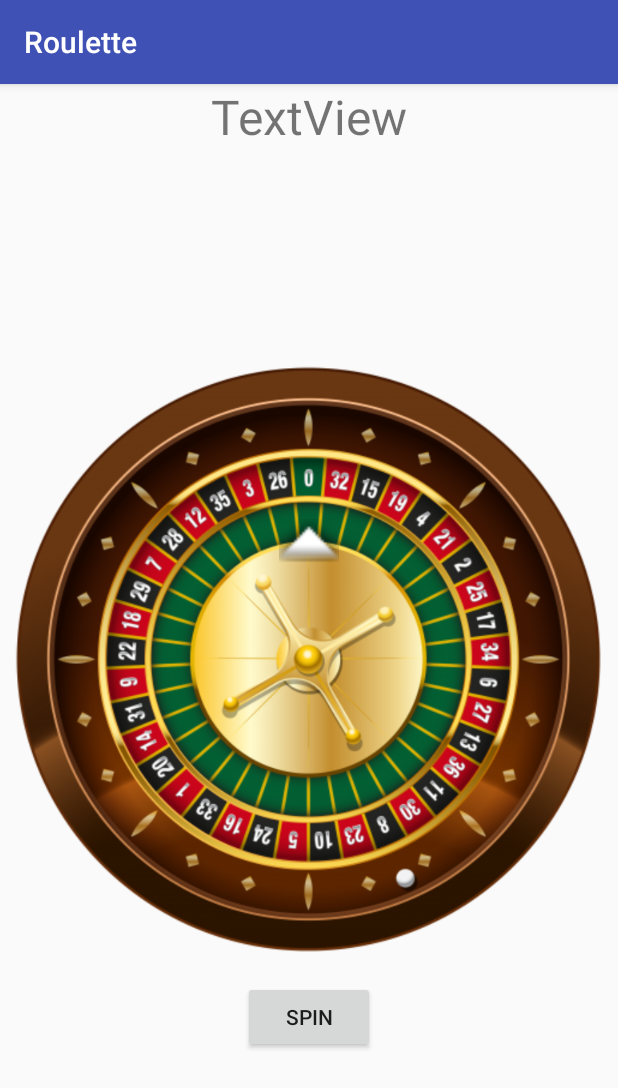
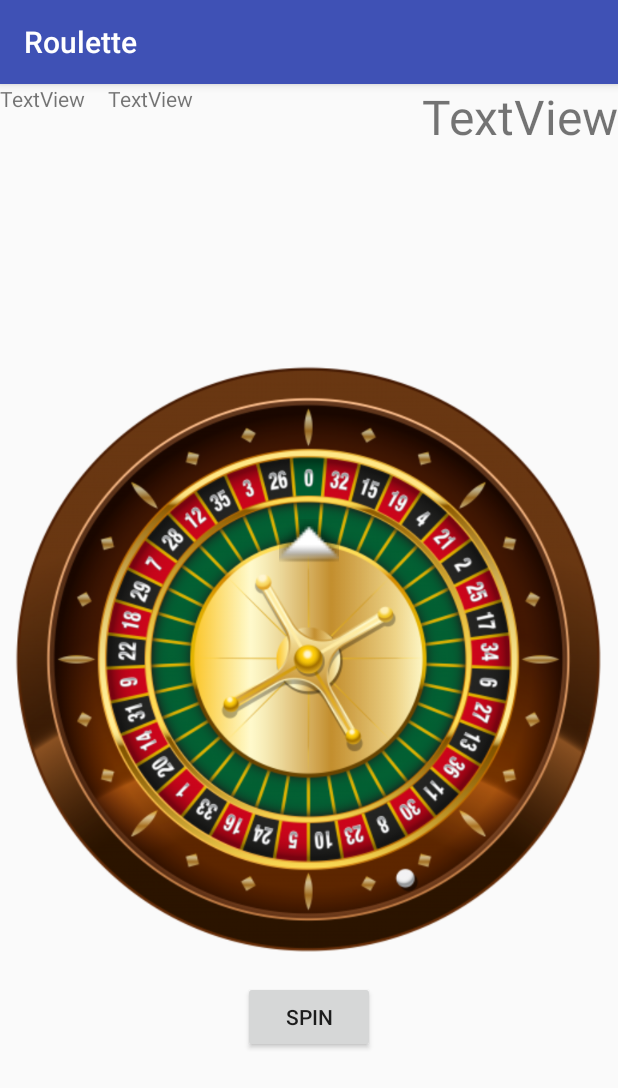
Before and after one commit to farbod1371/Roulette, an Android app: the GameActivity screen opened directly, with no data from a screen before it, on a phone screen of 412 x 824 dp. Shown: the top 1088 px of the screen. Run offline under Robolectric (Android 15) with nearby library versions, the phone set to English and light mode, and no system bars.

Commit message:
added fragment

```diff
--- a/app/src/main/java/com/example/elessar1992/roulette/MainActivity.java
+++ b/app/src/main/java/com/example/elessar1992/roulette/MainActivity.java
@@ -129,6 +129,7 @@ public class MainActivity extends AppCompatActivity
                             hashMap.put("uid", userID);
                             hashMap.put("username", "");
                             hashMap.put("name", "");
+                            hashMap.put("score","");
 
                             FirebaseDatabase database = FirebaseDatabase.getInstance();
 
--- a/app/src/main/res/layout/activity_game.xml
+++ b/app/src/main/res/layout/activity_game.xml
@@ -30,8 +30,8 @@
         android:id="@+id/textView"
         android:layout_width="wrap_content"
         android:layout_height="wrap_content"
+        android:layout_alignParentEnd="true"
         android:layout_alignParentTop="true"
-        android:layout_centerHorizontal="true"
         android:text="TextView"
         android:textSize="32dp" />
 
@@ -44,5 +44,22 @@
         android:layout_marginTop="106dp"
         app:srcCompat="@android:drawable/arrow_up_float" />
 
+    <TextView
+        android:id="@+id/textView2"
+        android:layout_width="wrap_content"
+        android:layout_height="wrap_content"
+        android:layout_alignParentStart="true"
+        android:layout_alignParentTop="true"
+        android:text="TextView" />
+
+    <TextView
+        android:id="@+id/textView3"
+        android:layout_width="wrap_content"
+        android:layout_height="wrap_content"
+        android:layout_alignBottom="@+id/textView2"
+        android:layout_marginStart="15dp"
+        android:layout_toEndOf="@+id/textView2"
+        android:text="TextView" />
+
 
 </RelativeLayout>
--- /dev/null
+++ b/app/src/main/res/layout/fragment_player.xml
@@ -0,0 +1,6 @@
+<?xml version="1.0" encoding="utf-8"?>
+<android.support.constraint.ConstraintLayout
+    xmlns:android="http://schemas.android.com/apk/res/android" android:layout_width="match_parent"
+    android:layout_height="match_parent">
+
+</android.support.constraint.ConstraintLayout>
--- a/app/src/main/res/values/strings.xml
+++ b/app/src/main/res/values/strings.xml
@@ -1,3 +1,6 @@
 <resources>
     <string name="app_name">Roulette</string>
+
+    <!-- TODO: Remove or change this placeholder text -->
+    <string name="hello_blank_fragment">Hello blank fragment</string>
 </resources>
```
Also changed, not shown: app/src/main/java/com/example/elessar1992/roulette/GameFragment.java (added, +29 -0 lines), app/src/main/java/com/example/elessar1992/roulette/PlayerFragment.java (added, +27 -0 lines), app/src/main/java/com/example/elessar1992/roulette/ProfileActivity.java (added, +78 -0 lines), app/src/main/res/layout/activity_profile.xml (added, +28 -0 lines), app/src/main/res/layout/fragment_game.xml (added, +15 -0 lines), app/src/main/res/menu/menu_nav.xml (added, +14 -0 lines), app/src/main/res/drawable-hdpi/ic_action_game.png (added), app/src/main/res/drawable-hdpi/ic_action_player.png (added), app/src/main/res/drawable-mdpi/ic_action_game.png (added), app/src/main/res/drawable-mdpi/ic_action_player.png (added), app/src/main/res/drawable-xhdpi/ic_action_game.png (added), app/src/main/res/drawable-xhdpi/ic_action_player.png (added), app/src/main/res/drawable-xxhdpi/ic_action_game.png (added), app/src/main/res/drawable-xxhdpi/ic_action_player.png (added), 1 more files.
